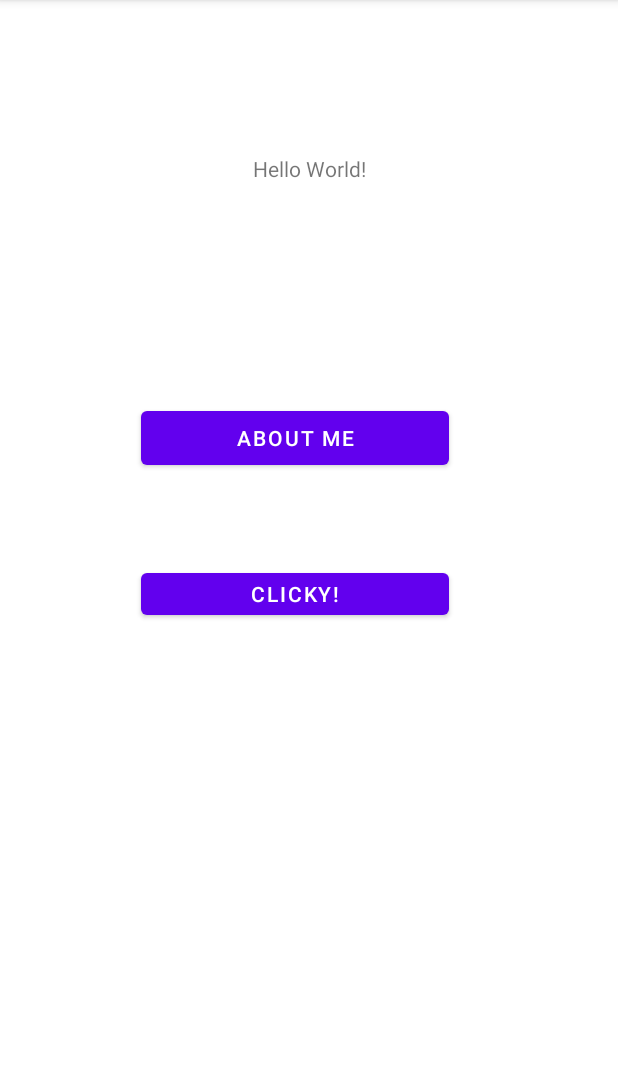
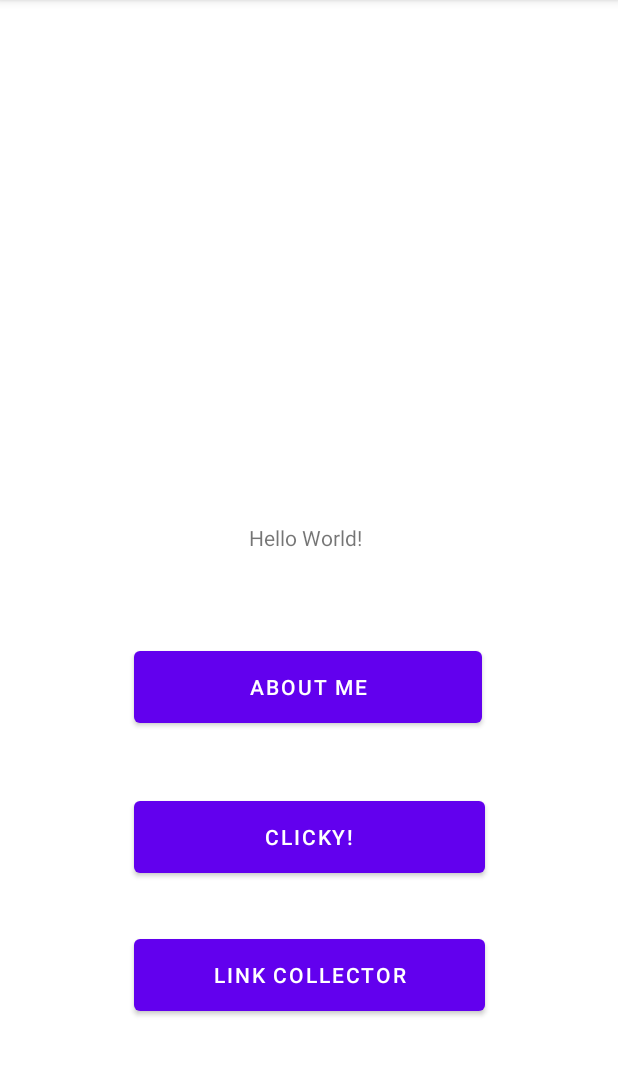
Before and after one commit to fankx/NUMAD22Su_JingyuLuo, an Android app: the screen it shows after launch (MainActivity), on a phone screen of 412 x 824 dp, the part 84-1160 px from its top. Run offline under Robolectric (Android 15) with nearby library versions, the phone set to English and light mode, and no system bars.

Commit message:
added two activities.

```diff
--- a/app/build.gradle
+++ b/app/build.gradle
@@ -13,6 +13,7 @@ android {
         versionName "1.0"
 
         testInstrumentationRunner "androidx.test.runner.AndroidJUnitRunner"
+        signingConfig signingConfigs.debug
     }
 
     buildTypes {
--- a/app/src/main/AndroidManifest.xml
+++ b/app/src/main/AndroidManifest.xml
@@ -14,6 +14,12 @@
         android:theme="@style/Theme.NUMAD22Su_JingyuLuo"
         tools:targetApi="31">
         <activity
+            android:name=".LinkCollector"
+            android:exported="false" />
+        <activity
+            android:name=".AboutMe"
+            android:exported="false" />
+        <activity
             android:name=".Clicky"
             android:exported="false" />
         <activity
--- a/app/src/main/java/edu/neu/madcourse/numad22su_jingyuluo/MainActivity.java
+++ b/app/src/main/java/edu/neu/madcourse/numad22su_jingyuluo/MainActivity.java
@@ -21,7 +21,9 @@ public class MainActivity extends AppCompatActivity {
 
             @Override
             public void onClick(View v) {
-                Toast.makeText(MainActivity.this,"Jingyu Luo - luo.jingy@northeastern.edu",Toast.LENGTH_SHORT).show();
+                Intent intent=new Intent(MainActivity.this, AboutMe.class);
+
+                startActivity(intent);
             }
         });
         Button Clicky = (Button)findViewById(R.id.Clicky_Clicky);
--- a/app/src/main/res/layout/activity_main.xml
+++ b/app/src/main/res/layout/activity_main.xml
@@ -8,37 +8,48 @@
 
     <TextView
         android:id="@+id/textView"
-        android:layout_width="wrap_content"
-        android:layout_height="wrap_content"
+        android:layout_width="80dp"
+        android:layout_height="26dp"
         android:text="Hello World!"
         app:layout_constraintBottom_toBottomOf="parent"
         app:layout_constraintLeft_toLeftOf="parent"
         app:layout_constraintRight_toRightOf="parent"
         app:layout_constraintTop_toTopOf="parent"
-        app:layout_constraintVertical_bias="0.137" />
+        app:layout_constraintVertical_bias="0.47" />
 
     <Button
         android:id="@+id/buttonPanel"
-        android:layout_width="205dp"
-        android:layout_height="48dp"
-        android:layout_marginTop="268dp"
+        android:layout_width="232dp"
+        android:layout_height="60dp"
+        android:layout_marginTop="428dp"
         android:text="@string/about_me"
         app:layout_constraintEnd_toEndOf="parent"
-        app:layout_constraintHorizontal_bias="0.456"
+        app:layout_constraintHorizontal_bias="0.497"
         app:layout_constraintStart_toStartOf="parent"
         app:layout_constraintTop_toTopOf="parent"
         tools:ignore="MissingConstraints" />
 
     <Button
         android:id="@+id/Clicky_Clicky"
-        android:layout_width="205dp"
-        android:layout_height="40dp"
-        android:layout_marginTop="376dp"
-        android:text="Clicky!"
+        android:layout_width="234dp"
+        android:layout_height="60dp"
+        android:layout_marginTop="528dp"
+        android:text="@string/clicky"
         app:layout_constraintEnd_toEndOf="parent"
-        app:layout_constraintHorizontal_bias="0.456"
+        app:layout_constraintHorizontal_bias="0.502"
         app:layout_constraintStart_toStartOf="parent"
         app:layout_constraintTop_toTopOf="parent"
         tools:ignore="MissingConstraints" />
 
+    <Button
+        android:id="@+id/button"
+        android:layout_width="234dp"
+        android:layout_height="60dp"
+        android:layout_marginTop="32dp"
+        android:text="@string/link_collector"
+        app:layout_constraintEnd_toEndOf="@+id/Clicky_Clicky"
+        app:layout_constraintHorizontal_bias="0.375"
+        app:layout_constraintStart_toStartOf="@+id/Clicky_Clicky"
+        app:layout_constraintTop_toBottomOf="@+id/Clicky_Clicky" />
+
 </androidx.constraintlayout.widget.ConstraintLayout>
--- a/app/src/main/res/values/strings.xml
+++ b/app/src/main/res/values/strings.xml
@@ -1,4 +1,7 @@
 <resources>
     <string name="app_name">NUMAD22Su_JingyuLuo</string>
     <string name="about_me">About Me</string>
+    <string name="clicky">Clicky!</string>
+    <string name="link_collector">Link Collector</string>
+    <string name="jingyu_luo_luo_jingy_northeastern_edu">Jingyu Luo; luo.jingy@northeastern.edu</string>
 </resources>
--- a/build.gradle
+++ b/build.gradle
@@ -1,7 +1,7 @@
 // Top-level build file where you can add configuration options common to all sub-projects/modules.
 plugins {
-    id 'com.android.application' version '7.2.0' apply false
-    id 'com.android.library' version '7.2.0' apply false
+    id 'com.android.application' version '7.2.1' apply false
+    id 'com.android.library' version '7.2.1' apply false
 }
 
 task clean(type: Delete) {
```
Also changed, not shown: app/src/main/java/edu/neu/madcourse/numad22su_jingyuluo/AboutMe.java (added, +13 -0 lines), app/src/main/java/edu/neu/madcourse/numad22su_jingyuluo/Clicky.java (+6 -6 lines), app/src/main/java/edu/neu/madcourse/numad22su_jingyuluo/LinkCollector.java (added, +14 -0 lines), app/src/main/res/layout/activity_about_me.xml (added, +18 -0 lines), app/src/main/res/layout/activity_link_collector.xml (added, +8 -0 lines).
